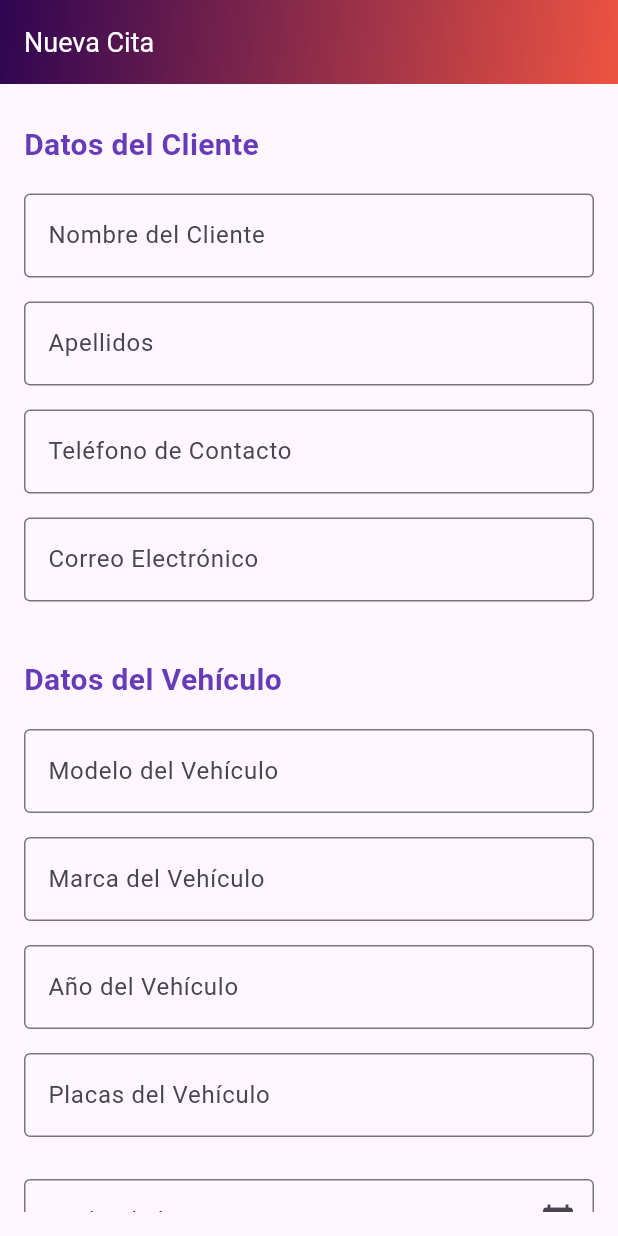
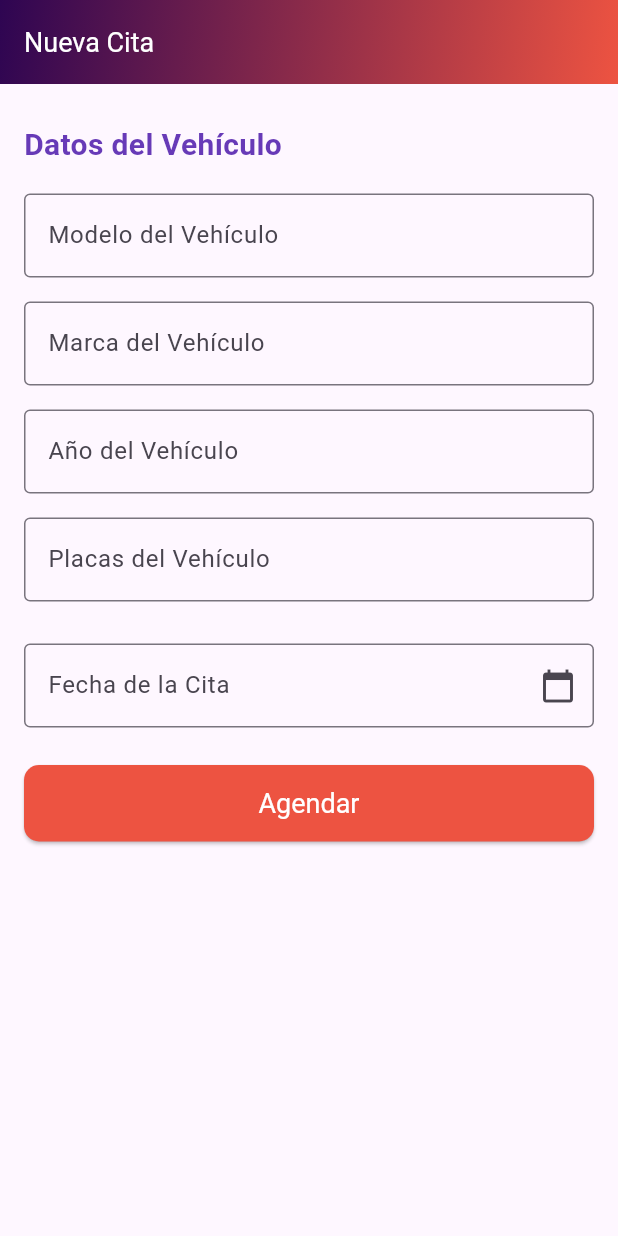
Before and after one commit to BIZAGoD/appclientemia, a Flutter app: the PantallaAgendarServicio screen opened directly, on a phone screen of 412 x 824 dp. Run offline on Flutter 3.47's test engine with Material 3 defaults, Android fonts, the phone set to English and light mode, and no system bars; our stand-ins replace image_picker, shared_preferences; accounts and stored records are empty.

Commit message:
mejora de agendar nueva cita

```diff
--- a/lib/Pantallas/Servicios/PantallaAgendarServicio.dart
+++ b/lib/Pantallas/Servicios/PantallaAgendarServicio.dart
@@ -14,17 +14,10 @@ class PantallaAgendarServicio extends StatefulWidget {
 class _PantallaAgendarServicioState extends State<PantallaAgendarServicio> {
   final _formKey = GlobalKey<FormState>();
   final TextEditingController _fechaController = TextEditingController();
-  final TextEditingController _nombreController = TextEditingController();
-  final TextEditingController _apellidosController = TextEditingController();
-  final TextEditingController _telefonoController = TextEditingController();
-  final TextEditingController _correoController = TextEditingController();
   final TextEditingController _modeloController = TextEditingController();
   final TextEditingController _marcaController = TextEditingController();
   final TextEditingController _anioController = TextEditingController();
   final TextEditingController _placasController = TextEditingController();
-  final TextEditingController _serviciosController = TextEditingController();
-
-  bool _datosGuardados = false;
 
   @override
   void initState() {
@@ -35,26 +28,15 @@ class _PantallaAgendarServicioState extends State<PantallaAgendarServicio> {
   Future<void> _cargarDatosGuardados() async {
     final prefs = await SharedPreferences.getInstance();
     setState(() {
-      _nombreController.text = prefs.getString('nombre') ?? '';
-      _apellidosController.text = prefs.getString('apellidos') ?? '';
-      _telefonoController.text = prefs.getString('telefono') ?? '';
-      _correoController.text = prefs.getString('correo') ?? '';
       _modeloController.text = prefs.getString('modelo') ?? '';
       _marcaController.text = prefs.getString('marca') ?? '';
       _anioController.text = prefs.getString('anio') ?? '';
       _placasController.text = prefs.getString('placas') ?? '';
-
-      // Verificar si ya hay datos guardados
-      _datosGuardados = prefs.getString('nombre')?.isNotEmpty ?? false;
     });
   }
 
   Future<void> _guardarDatos() async {
     final prefs = await SharedPreferences.getInstance();
-    await prefs.setString('nombre', _nombreController.text);
-    await prefs.setString('apellidos', _apellidosController.text);
-    await prefs.setString('telefono', _telefonoController.text);
-    await prefs.setString('correo', _correoController.text);
     await prefs.setString('modelo', _modeloController.text);
     await prefs.setString('marca', _marcaController.text);
     await prefs.setString('anio', _anioController.text);
@@ -79,36 +61,17 @@ class _PantallaAgendarServicioState extends State<PantallaAgendarServicio> {
   }
 
   Future<void> _agendarCita() async {
-    // Validar solo el campo de fecha si los datos ya están guardados
-    if (_datosGuardados) {
-      if (_fechaController.text.isEmpty) {
-        ScaffoldMessenger.of(context).showSnackBar(
-          const SnackBar(
-            content: Text('Por favor seleccione una fecha para la cita'),
-            backgroundColor: Colors.red,
-          ),
-        );
-        return;
-      }
-    } else {
-      // Validar todos los campos si es la primera vez
     if (!_formKey.currentState!.validate()) {
       return;
     }
     await _guardarDatos();
-    }
 
     final Map<String, dynamic> citaData = {
-      "Nombre": _nombreController.text,
-      "Apellido": _apellidosController.text,
-      "Telefono": _telefonoController.text,
-      "Email": _correoController.text,
       "Modelo": _modeloController.text,
       "Marca": _marcaController.text,
       "Anio": _anioController.text,
       "Placas": _placasController.text,
       "FechaCita": _fechaController.text,
-      "Servicios": _serviciosController.text,
     };
 
     final url = Uri.parse(
@@ -154,15 +117,10 @@ class _PantallaAgendarServicioState extends State<PantallaAgendarServicio> {
   @override
   void dispose() {
     _fechaController.dispose();
-    _nombreController.dispose();
-    _apellidosController.dispose();
-    _telefonoController.dispose();
-    _correoController.dispose();
     _modeloController.dispose();
     _marcaController.dispose();
     _anioController.dispose();
     _placasController.dispose();
-    _serviciosController.dispose();
     super.dispose();
   }
 
@@ -195,23 +153,12 @@ class _PantallaAgendarServicioState extends State<PantallaAgendarServicio> {
             child: Column(
               crossAxisAlignment: CrossAxisAlignment.start,
               children: [
-                if (!_datosGuardados) ...[
-                  _buildSectionTitle('Datos del Cliente'),
-                  _buildTextField('Nombre del Cliente', _nombreController),
-                  _buildTextField('Apellidos', _apellidosController),
-                  _buildTextField('Teléfono de Contacto', _telefonoController,
-                      keyboardType: TextInputType.phone),
-                  _buildTextField('Correo Electrónico', _correoController,
-                      keyboardType: TextInputType.emailAddress),
-
-                  const SizedBox(height: 20),
                 _buildSectionTitle('Datos del Vehículo'),
                 _buildTextField('Modelo del Vehículo', _modeloController),
                 _buildTextField('Marca del Vehículo', _marcaController),
                 _buildTextField('Año del Vehículo', _anioController,
                     keyboardType: TextInputType.number),
                 _buildTextField('Placas del Vehículo', _placasController),
-                ],
 
                 const SizedBox(height: 20),
                 TextFormField(
@@ -222,7 +169,7 @@ class _PantallaAgendarServicioState extends State<PantallaAgendarServicio> {
                       icon: const Icon(Icons.calendar_today),
                       onPressed: _seleccionarFecha,
                     ),
-                    border: OutlineInputBorder(),
+                    border: const OutlineInputBorder(),
                   ),
                   readOnly: true,
                   validator: (value) =>
@@ -245,8 +192,7 @@ class _PantallaAgendarServicioState extends State<PantallaAgendarServicio> {
                         textStyle: const TextStyle(fontSize: 18),
                       ),
                       child: const Text('Agendar',
-                          style: TextStyle(
-                              fontSize: 18, color: Colors.white)),
+                          style: TextStyle(fontSize: 18, color: Colors.white)),
                     ),
                   ),
                 ),
```
Lines whose indentation alone changed are shown as unchanged.
